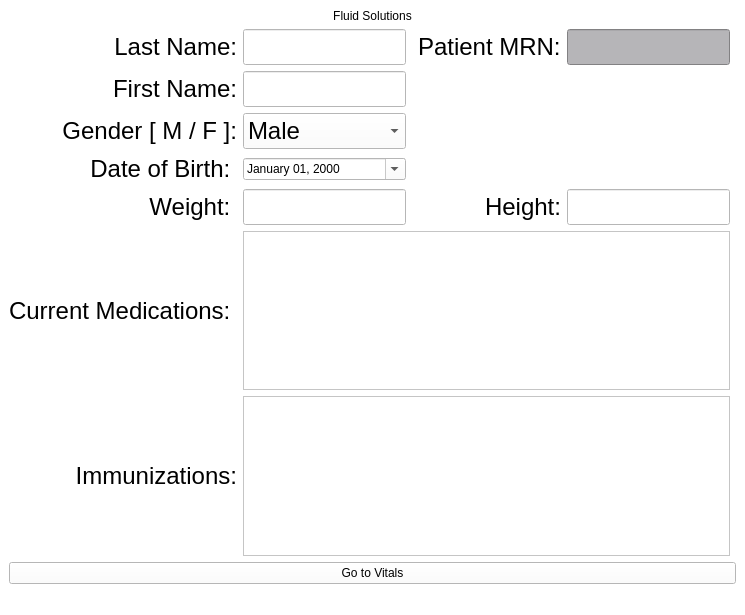
The window that app/frontend/views/patientWindow.ui (lmitchell33/Fluid-Solutions) describes before a commit, drawn with Qt 5.
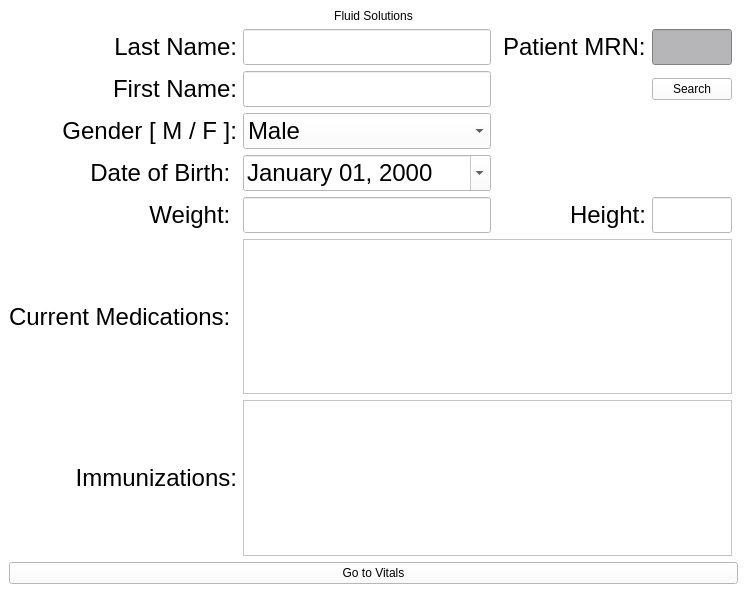
The same window after the commit.

What changed in the file:
```diff
--- a/app/frontend/views/patientWindow.ui
+++ b/app/frontend/views/patientWindow.ui
@@ -46,10 +46,8 @@
       <!-- Label for the Patient MRN -->
     <item row="1" column="3" colspan="2">
      <widget class="QLabel" name="mrn_label">
-      <property name="font">
-       <font>
-        <pointsize>18</pointsize>
-       </font>
+      <property name="styleSheet">
+        <string notr="true">font-size: 24px;</string>
       </property>
       <property name="text">
        <string>Patient MRN:</string>
@@ -60,13 +58,26 @@
       <!-- Text box for the Patient MRN -->
     <item row="1" column="5">
      <widget class="QLineEdit" name="mrn_value">
-      <property name="font">
-       <font>
-        <pointsize>18</pointsize>
-       </font>
-      </property>
       <property name="styleSheet">
-       <string notr="true">background-color: rgb(182, 181, 184);</string>
+       <string notr="true">background-color: rgb(182, 181, 184); font-size: 24px;</string>
+      </property>
+      <property name="minimumWidth">
+        <number>300</number> 
+      </property>
+      <property name="minimumHeight">
+        <number>50</number> 
+      </property>
+     </widget>
+    </item>
+
+    <!-- Search button for patients -->
+    <item row="2" column="5">
+     <widget class="QPushButton" name="search_patient">
+      <property name="toolTip">
+       <string>Click to search for a patient</string>
+      </property>
+      <property name="text">
+       <string>Search</string>
       </property>
      </widget>
     </item>
@@ -91,12 +102,14 @@
       <!-- Textbox for the Lastname field -->
     <item row="1" column="1">
      <widget class="QLineEdit" name="lastname_value">
-      <property name="font">
-       <font>
-        <pointsize>18</pointsize>
-        <stylestrategy>PreferDefault</stylestrategy>
-        <kerning>true</kerning>
-       </font>
+      <property name="styleSheet">
+        <string notr="true">font-size: 24px;</string>
+      </property>
+      <property name="minimumWidth">
+        <number>300</number> 
+      </property>
+      <property name="minimumHeight">
+        <number>50</number> 
       </property>
      </widget>
     </item>
@@ -121,10 +134,14 @@
       <!-- Text entry widget for the first name field -->
     <item row="2" column="1">
      <widget class="QLineEdit" name="firstname_value">
-      <property name="font">
-       <font>
-        <pointsize>18</pointsize>
-       </font>
+      <property name="styleSheet">
+       <string notr="true">font-size: 24px;</string>
+      </property>
+      <property name="minimumWidth">
+        <number>300</number> 
+      </property>
+      <property name="minimumHeight">
+        <number>50</number> 
       </property>
      </widget>
     </item>
@@ -149,21 +166,25 @@
       <!-- Dropdown for gender -->
     <item row="3" column="1">
      <widget class="QComboBox" name="gender_dropdown">
-      <property name="font">
-       <font>
-        <pointsize>18</pointsize>
-       </font>
+      <item>
+        <property name="text">
+          <string>Male</string>
+        </property>
+      </item>
+      <item>
+        <property name="text">
+          <string>Female</string>
+        </property>
+      </item>
+      <property name="styleSheet">
+        <string notr="true">font-size: 24px;</string> 
       </property>
-              <item>
-            <property name="text">
-                <string>Male</string>
-            </property>
-        </item>
-        <item>
-            <property name="text">
-                <string>Female</string>
-            </property>
-        </item>
+      <property name="minimumWidth">
+        <number>300</number> 
+      </property>
+      <property name="minimumHeight">
+        <number>50</number> 
+      </property>
      </widget>
     </item>
 
@@ -171,10 +192,8 @@
     <!-- Label for date of birth -->
     <item row="4" column="0">
      <widget class="QLabel" name="dob_label">
-      <property name="font">
-       <font>
-        <pointsize>18</pointsize>
-       </font>
+      <property name="styleSheet">
+        <string notr="true">font-size: 24px;</string>
       </property>
       <property name="text">
        <string>Date of Birth: </string>
@@ -194,16 +213,23 @@
         <property name="displayFormat">
             <string>MMMM dd, yyyy</string>
         </property>
+        <property name="styleSheet">
+          <string notr="true">font-size: 24px;</string> 
+        </property>
+        <property name="minimumWidth">
+          <number>300</number> 
+        </property>
+        <property name="minimumHeight">
+          <number>50</number> 
+        </property> 
      </widget>
     </item>
 
     <!-- Label for Weight -->
     <item row="5" column="0">
      <widget class="QLabel" name="weight_label">
-      <property name="font">
-       <font>
-        <pointsize>18</pointsize>
-       </font>
+      <property name="styleSheet">
+        <string notr="true">font-size: 24px;</string>
       </property>
       <property name="text">
        <string>Weight: </string>
@@ -217,10 +243,14 @@
       <!-- Textbox for Weight -->
     <item row="5" column="1">
      <widget class="QLineEdit" name="weight_value">
-      <property name="font">
-       <font>
-        <pointsize>18</pointsize>
-       </font>
+      <property name="styleSheet">
+       <string notr="true">font-size: 24px;</string>
+      </property>
+      <property name="minimumWidth">
+        <number>300</number> 
+      </property>
+      <property name="minimumHeight">
+        <number>50</number> 
       </property>
      </widget>
     </item>
@@ -228,10 +258,8 @@
     <!-- Label for Height -->
     <item row="5" column="3" colspan="2">
      <widget class="QLabel" name="height_label">
-      <property name="font">
-       <font>
-        <pointsize>18</pointsize>
-       </font>
+      <property name="styleSheet">
+        <string notr="true">font-size: 24px;</string>
       </property>
       <property name="text">
        <string>Height:</string>
@@ -245,10 +273,14 @@
     <!-- Textbox for Height -->
     <item row="5" column="5">
      <widget class="QLineEdit" name="height_value">
-      <property name="font">
-       <font>
-        <pointsize>18</pointsize>
-       </font>
+      <property name="styleSheet">
+       <string notr="true">font-size: 24px;</string>
+      </property>
+      <property name="minimumWidth">
+        <number>300</number> 
+      </property>
+      <property name="minimumHeight">
+        <number>50</number> 
       </property>
      </widget>
     </item>
@@ -256,10 +288,8 @@
       <!-- Label for the Current Medications -->
     <item row="6" column="0">
      <widget class="QLabel" name="medications_label">
-      <property name="font">
-       <font>
-        <pointsize>18</pointsize>
-       </font>
+      <property name="styleSheet">
+        <string notr="true">font-size: 24px;</string>
       </property>
       <property name="text">
        <string>Current Medications: </string>
@@ -284,10 +314,8 @@
       <!-- Label for Immunizations -->
     <item row="7" column="0">
      <widget class="QLabel" name="immunizations_label">
-      <property name="font">
-       <font>
-        <pointsize>18</pointsize>
-       </font>
+      <property name="styleSheet">
+        <string notr="true">font-size: 24px;</string>
       </property>
       <property name="text">
        <string>Immunizations:</string>
```
Left out of the diff: 18 changed lines with no effect on the pictures.
